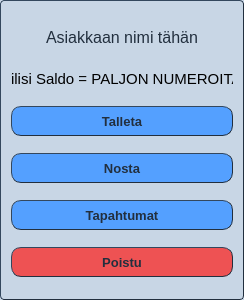
Before: the Qt Designer form bankautomat/bankui.ui in bank-2022/group17, drawn with Qt 5.
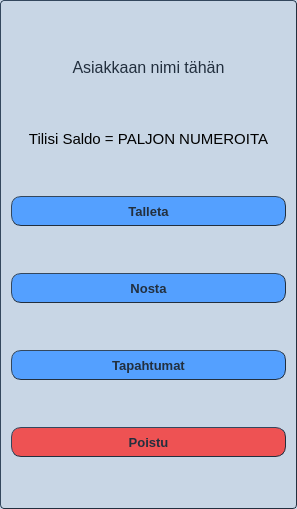
After: the same form once the commit is applied.

```diff
--- a/bankautomat/bankui.ui
+++ b/bankautomat/bankui.ui
@@ -6,8 +6,8 @@
    <rect>
     <x>0</x>
     <y>0</y>
-    <width>244</width>
-    <height>300</height>
+    <width>297</width>
+    <height>509</height>
    </rect>
   </property>
   <property name="sizePolicy">
@@ -24,8 +24,8 @@
   </property>
   <property name="maximumSize">
    <size>
-    <width>244</width>
-    <height>300</height>
+    <width>1920</width>
+    <height>1080</height>
    </size>
   </property>
   <property name="windowTitle">
```
